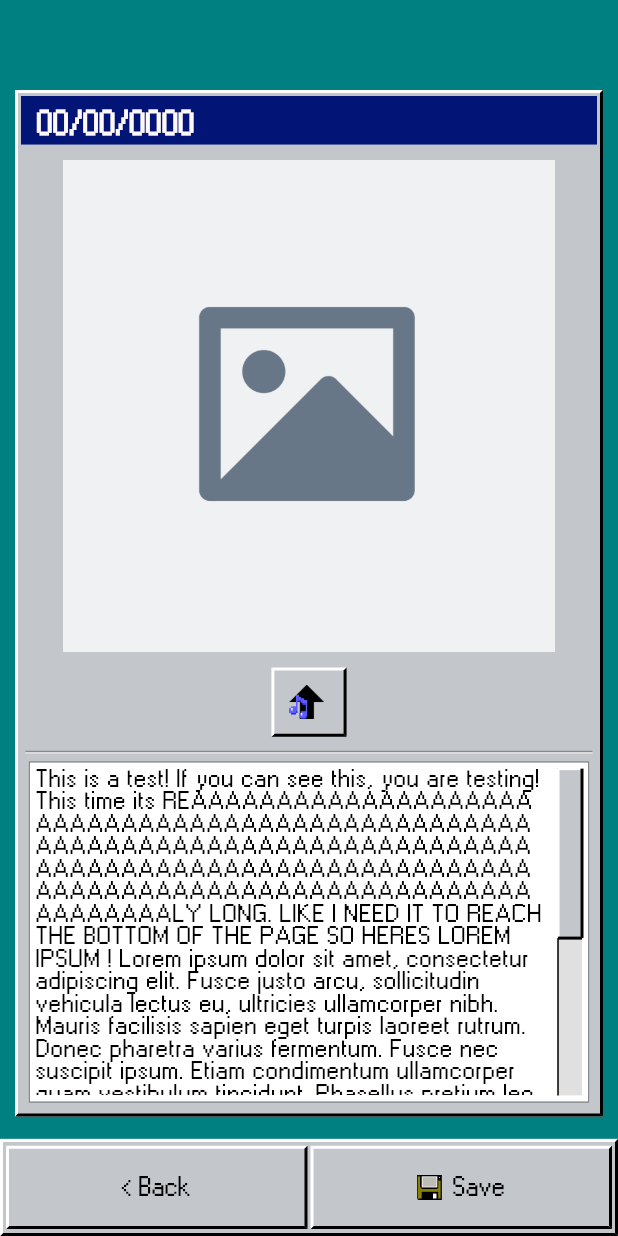
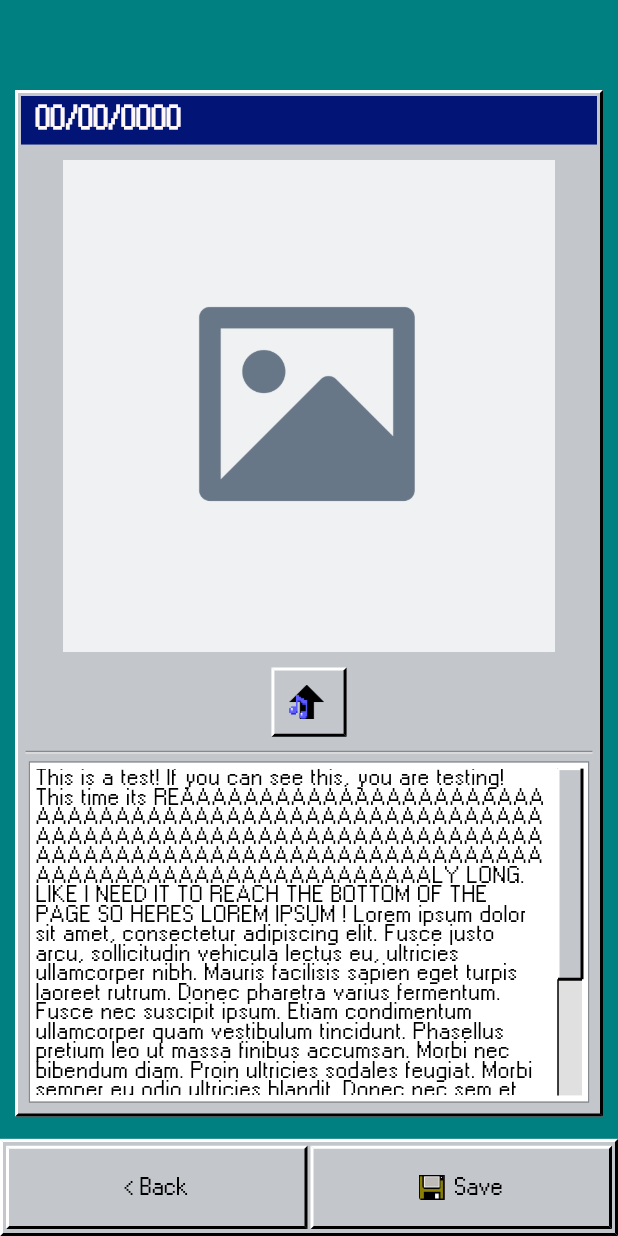
Before and after one commit to scrapweb-cop4331/scrapweb, a Flutter app: the screen it shows after launch, after a tap on "Edit", on a phone screen of 412 x 824 dp. Run offline on Flutter 3.47's test engine with Material 3 defaults, Android fonts, the phone set to English and light mode, and no system bars; our stand-ins replace flutter_screenutil, just_audio, rxdart.

Commit message:
fixed .w, .h, .sp

```diff
--- a/mobile/scrapweb_app/lib/main.dart
+++ b/mobile/scrapweb_app/lib/main.dart
@@ -115,7 +115,7 @@ class _Win95ButtonState extends State<Win95Button> {
                 Image(image: AssetImage(widget.icon!), height:widget.iconSize),
                 SizedBox(width: 3)
               ],
-              RichText(text: TextSpan(text: widget.text, style: TextStyle(fontFamily: 'W95', fontSize: 16, color: Colors.black)))
+              RichText(text: TextSpan(text: widget.text, style: TextStyle(fontFamily: 'W95', fontSize: 16.sp, color: Colors.black)))
             ]
           )
         ),
@@ -393,15 +393,15 @@ class _LoginPageState extends State<LoginPage> {
               color: Color.fromARGB(255, 2, 21, 119),
               width: double.infinity,
               height: 35.h,
-              child: RichText(text: TextSpan(text: '  ScrapWeb - Login', style: TextStyle(fontFamily: 'W95', color: Color.fromARGB(255, 255, 248, 249), fontWeight: FontWeight.w700, fontSize: 20, height: 1.6)))
+              child: RichText(text: TextSpan(text: '  ScrapWeb - Login', style: TextStyle(fontFamily: 'W95', color: Color.fromARGB(255, 255, 248, 249), fontWeight: FontWeight.w700, fontSize: 20.sp, height: 1.6.h)))
             ),
             Center(
               child: Container(
                 padding: EdgeInsets.all(10.0),
-                child: Image(image: AssetImage('images/placeholderSquare.png'), width: 100)
+                child: Image(image: AssetImage('images/placeholderSquare.png'), width: 100.w)
               )
             ),
-            RichText(text: TextSpan(text: '   Username:', style: TextStyle(fontFamily: 'W95', fontSize: 16, color: Colors.black))),
+            RichText(text: TextSpan(text: '   Username:', style: TextStyle(fontFamily: 'W95', fontSize: 16.sp, color: Colors.black))),
             Win95Entry(
               paddingHorizontal: 10.w,
               paddingVertical: 0,
@@ -412,9 +412,9 @@ class _LoginPageState extends State<LoginPage> {
               )
             ),
             SizedBox(
-              height: 20,
+              height: 20.h,
             ),
-            RichText(text: TextSpan(text: '   Password:', style: TextStyle(fontFamily: 'W95', fontSize: 16, color: Colors.black))),
+            RichText(text: TextSpan(text: '   Password:', style: TextStyle(fontFamily: 'W95', fontSize: 16.sp, color: Colors.black))),
             Win95Entry(
               paddingHorizontal: 10.w,
               paddingVertical: 0,
@@ -425,7 +425,7 @@ class _LoginPageState extends State<LoginPage> {
                 isPassword: true,
               )
             ),
-            SizedBox(height: 5),
+            SizedBox(height: 5.h),
             Visibility(
               visible: loginError,
               maintainSize: true,
@@ -436,7 +436,7 @@ class _LoginPageState extends State<LoginPage> {
                   text: "   Incorrect Username or Password.",
                   style: TextStyle(
                     fontFamily: 'W95',
-                    fontSize: 16,
+                    fontSize: 16.sp,
                     color: Colors.red
                   )
                 )
@@ -561,9 +561,9 @@ class _SongPageState extends State<SongPage> {
                         color: Color.fromARGB(255, 2, 21, 119),
                         width: double.infinity,
                         height: 35.h,
-                        child: RichText(text: TextSpan(text: "  $date", style: TextStyle(fontFamily: 'W95', color: Color.fromARGB(255, 255, 248, 249), fontWeight: FontWeight.w700, fontSize: 20, height: 1.6)))
+                        child: RichText(text: TextSpan(text: "  $date", style: TextStyle(fontFamily: 'W95', color: Color.fromARGB(255, 255, 248, 249), fontWeight: FontWeight.w700, fontSize: 20.sp, height: 1.6.h)))
                       ),
-                      Visibility(visible: currentlyTyping, child: SizedBox(height: 10,)),
+                      Visibility(visible: currentlyTyping, child: SizedBox(height: 10.h)),
                       Visibility(
                         visible: currentlyTyping,
                         child: Win95Button(
@@ -698,7 +698,7 @@ class _SongPageState extends State<SongPage> {
                                         ? TextField(
                                           controller: textController,
                                           maxLines: null,
-                                          style: TextStyle(fontFamily: 'W95', color: Color.fromARGB(255, 0, 0, 0), fontSize: 15, height: 1.0),
+                                          style: TextStyle(fontFamily: 'W95', color: Color.fromARGB(255, 0, 0, 0), fontSize: 15.sp, height: 1.0.h),
                                           decoration: InputDecoration(
                                             border: InputBorder.none,
                                             isDense: true,
@@ -718,7 +718,7 @@ class _SongPageState extends State<SongPage> {
                                             FocusScope.of(context).unfocus();
                                           }
                                         )
-                                        : RichText(text: TextSpan(text: "$songText", style: TextStyle(fontFamily: 'W95', color: Color.fromARGB(255, 0, 0, 0), fontSize: 15, height: 1.0)))
+                                        : RichText(text: TextSpan(text: "$songText", style: TextStyle(fontFamily: 'W95', color: Color.fromARGB(255, 0, 0, 0), fontSize: 15.sp, height: 1.0.h)))
                                     )
                                   )
                                 )
```
